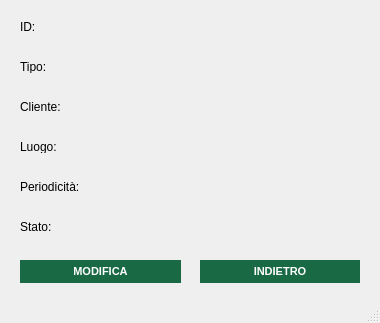
The window that src/main/gui/visualizza_servizio.ui (OT-Rax/AnconAmbiente) describes before a commit, drawn with Qt 5.
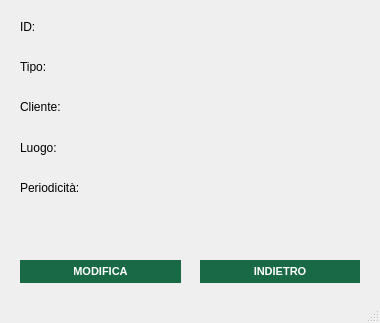
The same window after the commit. Icons and pictures are not drawn.

What changed in the file:
```diff
--- a/src/main/gui/visualizza_servizio.ui
+++ b/src/main/gui/visualizza_servizio.ui
@@ -23,8 +23,8 @@
      <rect>
       <x>170</x>
       <y>20</y>
-      <width>100</width>
-      <height>13</height>
+      <width>191</width>
+      <height>16</height>
      </rect>
     </property>
     <property name="text">
@@ -37,7 +37,7 @@
       <x>20</x>
       <y>180</y>
       <width>80</width>
-      <height>13</height>
+      <height>16</height>
      </rect>
     </property>
     <property name="text">
@@ -63,7 +63,7 @@
       <x>20</x>
       <y>140</y>
       <width>80</width>
-      <height>13</height>
+      <height>16</height>
      </rect>
     </property>
     <property name="text">
@@ -118,8 +118,8 @@
      <rect>
       <x>170</x>
       <y>140</y>
-      <width>100</width>
-      <height>13</height>
+      <width>181</width>
+      <height>16</height>
      </rect>
     </property>
     <property name="text">
@@ -174,8 +174,8 @@
      <rect>
       <x>170</x>
       <y>180</y>
-      <width>100</width>
-      <height>13</height>
+      <width>191</width>
+      <height>16</height>
      </rect>
     </property>
     <property name="text">
@@ -187,27 +187,14 @@
      <rect>
       <x>170</x>
       <y>60</y>
-      <width>100</width>
-      <height>13</height>
+      <width>191</width>
+      <height>16</height>
      </rect>
     </property>
     <property name="text">
      <string/>
     </property>
    </widget>
-   <widget class="QLabel" name="label_3">
-    <property name="geometry">
-     <rect>
-      <x>20</x>
-      <y>220</y>
-      <width>80</width>
-      <height>13</height>
-     </rect>
-    </property>
-    <property name="text">
-     <string>Stato:</string>
-    </property>
-   </widget>
    <widget class="QLabel" name="stato_label">
     <property name="geometry">
      <rect>
@@ -226,8 +213,8 @@
      <rect>
       <x>170</x>
       <y>100</y>
-      <width>100</width>
-      <height>13</height>
+      <width>191</width>
+      <height>16</height>
      </rect>
     </property>
     <property name="text">
```
